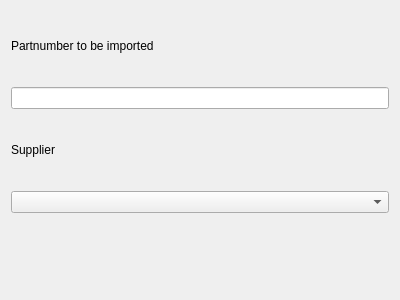
martonmiklos/qntree, file wizard/wizardpagesupplierdataenter.ui: the form before one commit.
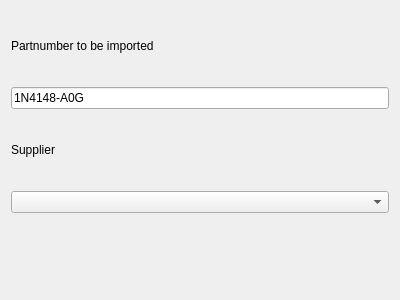
The form after the commit.

What changed in the file:
```diff
--- a/wizard/wizardpagesupplierdataenter.ui
+++ b/wizard/wizardpagesupplierdataenter.ui
@@ -28,7 +28,11 @@
     <widget class="QComboBox" name="comboBoxSupplier"/>
    </item>
    <item row="1" column="0">
-    <widget class="QLineEdit" name="lineEditPartNumber"/>
+    <widget class="QLineEdit" name="lineEditPartNumber">
+     <property name="text">
+      <string>1N4148-A0G</string>
+     </property>
+    </widget>
    </item>
    <item row="0" column="0">
     <widget class="QLabel" name="label">
```
